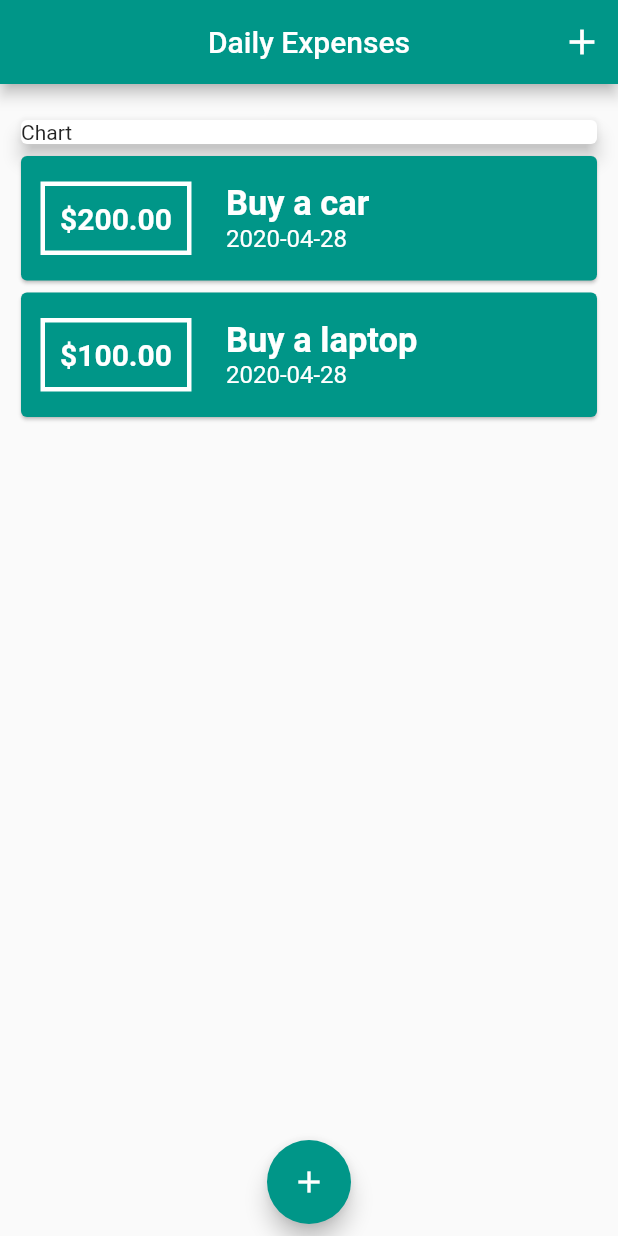
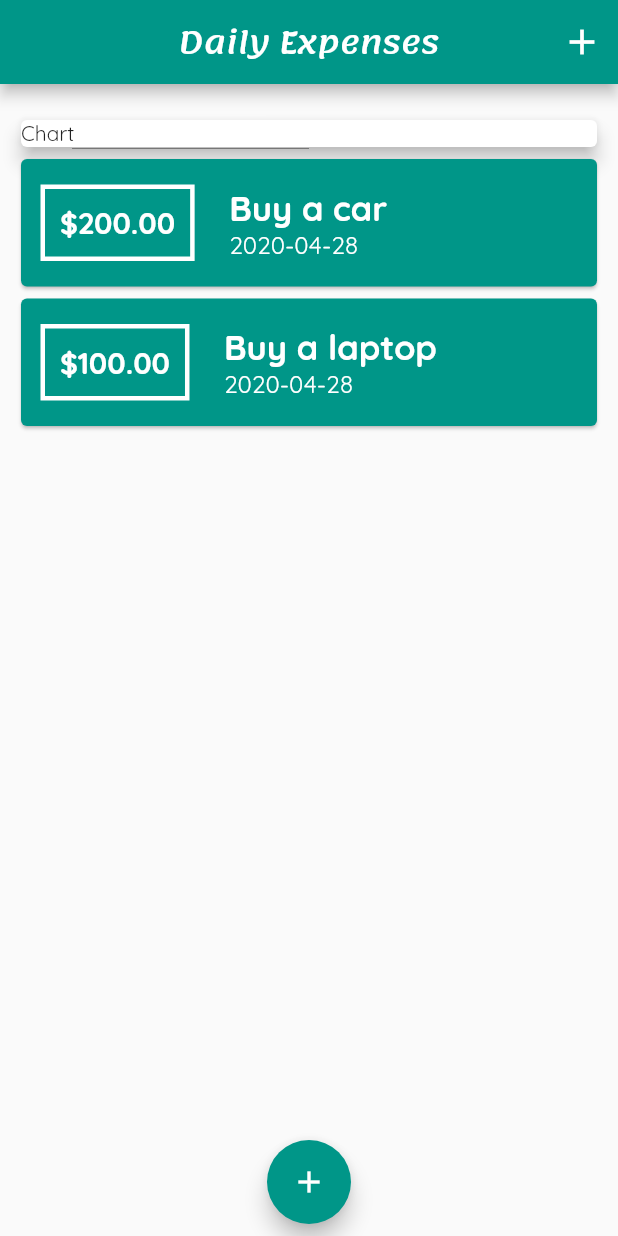
Before and after one commit to Ayesh1998/Flutter-Daily_Expenses_Calculator_App, a Flutter app: the screen it shows after launch, on a phone screen of 412 x 824 dp. Run offline on Flutter 3.47's test engine with Material 2 defaults, Android fonts, the phone set to English and light mode, and no system bars.

Commit message:
Added custom fonts to the app and used them in app

```diff
--- a/lib/main.dart
+++ b/lib/main.dart
@@ -15,6 +15,15 @@ class MyApp extends StatelessWidget {
       theme: ThemeData(
         primarySwatch: Colors.teal,
         accentColor: Colors.teal[500],
+        fontFamily: 'Quicksand',
+        appBarTheme: AppBarTheme(
+          textTheme: ThemeData.light().textTheme.copyWith(
+                title: TextStyle(
+                  fontFamily: 'Lemonada',
+                  fontSize: 20,
+                ),
+              ),
+        ),
       ),
       title: 'Dialy Expenses',
       home: HomePage(),
```
Also changed, not shown: pubspec.yaml (+16 -12 lines), assets/fonts/Lemonada-Bold.ttf (added), assets/fonts/Lemonada-Medium.ttf (added), assets/fonts/OpenSans-Bold.ttf (added), assets/fonts/OpenSans-Regular.ttf (added), assets/fonts/Quicksand-Bold.ttf (added), assets/fonts/Quicksand-Light.ttf (added), assets/fonts/Quicksand-Medium.ttf (added), assets/fonts/Quicksand-Regular.ttf (added).
